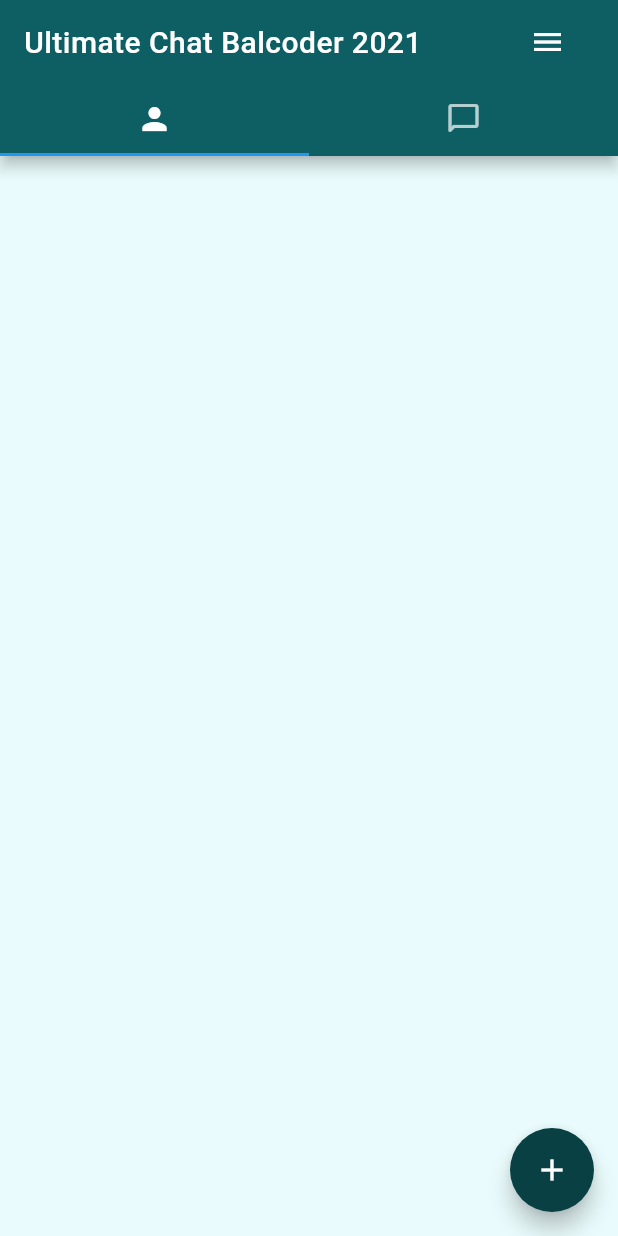
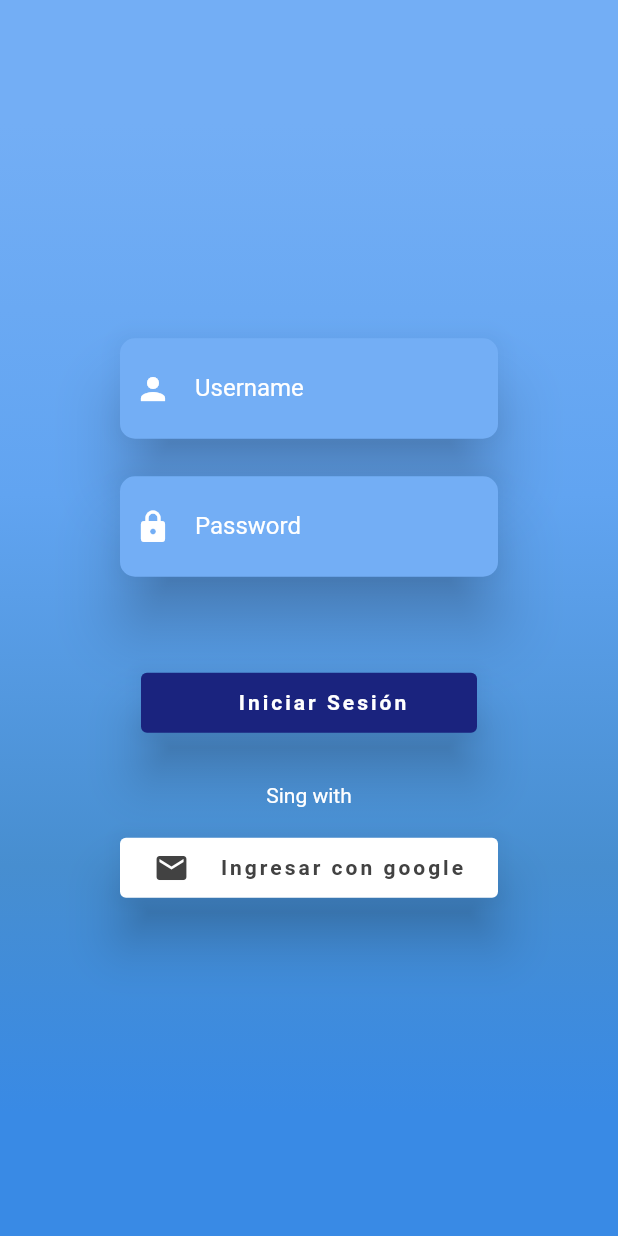
Before and after one commit to sebasfernandezr/flutter_chat_balcoder-1, a Flutter app: the screen it shows after launch, on a phone screen of 412 x 824 dp. Run offline on Flutter 3.47's test engine with Material 2 defaults, Android fonts, the phone set to English and light mode, and no system bars; our stand-ins replace cloud_firestore, firebase_core; accounts and stored records are empty.

Commit message:
login page screen without logic

```diff
--- a/lib/main.dart
+++ b/lib/main.dart
@@ -1,6 +1,7 @@
 import 'package:firebase_core/firebase_core.dart';
 import 'package:flutter/material.dart';
 import 'package:flutter_chat_balcoder/ui/home/home_page.dart';
+import 'package:flutter_chat_balcoder/ui/home/login_form_page.dart';
 
 void main() async {
    WidgetsFlutterBinding.ensureInitialized();
@@ -21,7 +22,7 @@ class MyApp extends StatelessWidget {
       theme: ThemeData(
         primarySwatch: Colors.blue,
       ),
-      home: HomePage(),
+      home: LoginFormPage(),
     );
   }
 }
--- a/lib/ui/contact/contact_form_page.dart
+++ b/lib/ui/contact/contact_form_page.dart
@@ -2,9 +2,7 @@ import 'package:flutter/material.dart';
 import 'package:flutter_chat_balcoder/ui/contact/contact_services.dart';
 import 'package:flutter_chat_balcoder/ui/contact/model/contact_model.dart';
 
-
 class ContactFormPage extends StatefulWidget {
-
   ContactFormPage({this.contactModel});
   ContactModel contactModel;
   @override
@@ -21,11 +19,11 @@ class _ContactFormPageState extends State<ContactFormPage> {
   void initState() {
     super.initState();
 
-    if(widget.contactModel.key != null){
+    if (widget.contactModel.key != null) {
       //acutalizar
-      _numeroContacto.text= widget.contactModel.phoneNumber;
+      _numeroContacto.text = widget.contactModel.phoneNumber;
       _nombreContacto.text = widget.contactModel.contactName;
-    }else{
+    } else {
       //guardar
     }
   }
@@ -44,71 +42,89 @@ class _ContactFormPageState extends State<ContactFormPage> {
           children: [
             TextFormField(
               controller: _nombreContacto,
-              decoration: InputDecoration(icon: Icon(Icons.person, color: Color(0xff0F6B70),),
+              decoration: InputDecoration(
+                  icon: Icon(
+                    Icons.person,
+                    color: Color(0xff0F6B70),
+                  ),
                   labelText: "Nombre de contacto",
                   labelStyle: TextStyle(color: Color(0xff0F6B70)),
-              focusedBorder: OutlineInputBorder(borderRadius: BorderRadius.circular(20.0),
+                  focusedBorder: OutlineInputBorder(
+                      borderRadius: BorderRadius.circular(20.0),
                       borderSide: BorderSide(color: Color(0xff0F6B70))),
                   enabledBorder: OutlineInputBorder(
                       borderRadius: BorderRadius.circular(10.0),
-              borderSide: BorderSide(color: Color(0xff17A8B0)))
+                      borderSide: BorderSide(color: Color(0xff17A8B0)))),
             ),
+            SizedBox(
+              height: 25.0,
             ),
-            SizedBox(height: 25.0,),
             TextFormField(
               controller: _numeroContacto,
-              decoration: InputDecoration(icon: Icon(Icons.phone_android, color: Color(0xff0F6B70),),
+              decoration: InputDecoration(
+                  icon: Icon(
+                    Icons.phone_android,
+                    color: Color(0xff0F6B70),
+                  ),
                   labelText: "Numero de contacto",
                   labelStyle: TextStyle(color: Color(0xff0F6B70)),
-              focusedBorder: OutlineInputBorder(borderRadius: BorderRadius.circular(20.0),
+                  focusedBorder: OutlineInputBorder(
+                      borderRadius: BorderRadius.circular(20.0),
                       borderSide: BorderSide(color: Color(0xff0F6B70))),
                   enabledBorder: OutlineInputBorder(
                       borderRadius: BorderRadius.circular(10.0),
-              borderSide: BorderSide(color: Color(0xff17A8B0)))
+                      borderSide: BorderSide(color: Color(0xff17A8B0)))),
             ),
+            SizedBox(
+              height: 50.0,
             ),
-            SizedBox(height: 50.0,),
             Container(
               height: 40,
               width: 180,
               child: TextButton.icon(
-
                 icon: Padding(
                   padding: const EdgeInsets.only(right: 10.0),
-                child: Icon(widget.contactModel.key != null ? Icons.person : Icons.person_add_alt_1),
+                  child: Icon(widget.contactModel.key != null
+                      ? Icons.person
+                      : Icons.person_add_alt_1),
                 ),
-
-              label: Text(widget.contactModel.key !=null ?"Actualizar":"Guardar"),
-              style: TextButton.styleFrom(primary: Colors.white, backgroundColor: Color(0xff0F6B70), shadowColor: Colors.black, elevation: 15.0,
-              textStyle: TextStyle(letterSpacing: 2.0, fontWeight: FontWeight.bold)),
-              onPressed: (){
-                if(widget.contactModel.key !=null){
+                label: Text(
+                    widget.contactModel.key != null ? "Actualizar" : "Guardar"),
+                style: TextButton.styleFrom(
+                    primary: Colors.white,
+                    backgroundColor: Color(0xff0F6B70),
+                    shadowColor: Colors.black,
+                    elevation: 15.0,
+                    textStyle: TextStyle(
+                        letterSpacing: 2.0, fontWeight: FontWeight.bold)),
+                onPressed: () {
+                  if (widget.contactModel.key != null) {
                     widget.contactModel.contactName = _nombreContacto.text;
                     widget.contactModel.phoneNumber = _numeroContacto.text;
-
+                    widget.contactModel.isDeleted = false;
                     _contactService.updateContact(widget.contactModel);
-
-                }else{
-                  _contactService.addContact(new ContactModel(contactName: _nombreContacto.text, phoneNumber: _numeroContacto.text,isDeleted: false));
+                    Navigator.of(context).pop();
+                  } else {
+                    _contactService.addContact(new ContactModel(
+                        contactName: _nombreContacto.text,
+                        phoneNumber: _numeroContacto.text,
+                        isDeleted: false));
                     _nombreContacto.text = "";
                     _numeroContacto.text = "";
-
                   }
 
-                showAlertDialog(context);
-              },),
+                  // showAlertDialog(context);
+                },
+              ),
             )
-
           ],
         ),
       ),
-
     );
   }
 }
 
 showAlertDialog(BuildContext context) {
-
   // set up the button
   Widget okButton = FlatButton(
     child: Text("Aceptar"),
--- a/lib/ui/contact/contact_list_page.dart
+++ b/lib/ui/contact/contact_list_page.dart
@@ -2,6 +2,10 @@ import 'package:flutter/material.dart';
 import 'package:flutter_chat_balcoder/ui/contact/contact_form_page.dart';
 import 'package:flutter_chat_balcoder/ui/contact/model/contact_model.dart';
 import 'package:flutter_chat_balcoder/ui/contact/contact_services.dart';
+
+ContactService _contactService = new ContactService();
+List<ContactModel> _contactList = [];
+int index;
 
 class ContactListPage extends StatefulWidget {
   @override
@@ -9,8 +13,8 @@ class ContactListPage extends StatefulWidget {
 }
 
 class _ContactListPageState extends State<ContactListPage> {
-  ContactService _contactService = new ContactService(); //usar metodo
-  List<ContactModel> _contactList = [];
+  //usar metodo
+
   @override
   void initState() {
     // TODO: implement initState
@@ -44,15 +48,14 @@ class _ContactListPageState extends State<ContactListPage> {
 
               return ListView.builder(
                 itemCount: _contactList.length,
-                itemBuilder: (BuildContext context, int index) {
+                itemBuilder: (BuildContext context, index) {
                   return Padding(
                     padding: const EdgeInsets.only(
                         left: 15.0, right: 15.0, top: 5.0),
                     child: Card(
                       child: ListTile(
                         leading: CircleAvatar(
-                          child:
-                          Text(
+                          child: Text(
                               _contactList[index].contactName[0].toUpperCase()),
                         ),
                         onTap: () {
@@ -66,7 +69,42 @@ class _ContactListPageState extends State<ContactListPage> {
                         subtitle: Text(_contactList[index].phoneNumber),
                         trailing: GestureDetector(
                           onTap: () {
-                            _contactService.deleteContact(_contactList[index]);
+                            showAlertDialog(BuildContext context) {
+                              // set up the button
+                              Widget okButton = FlatButton(
+                                child: Text("Eliminar"),
+                                onPressed: () {
+                                  _contactService
+                                      .deleteContact(_contactList[index]);
+                                  Navigator.of(context).pop();
+                                },
+                              );
+
+                              Widget cancelButton = FlatButton(
+                                child: Text("Cancelar"),
+                                onPressed: () {
+                                  Navigator.of(context).pop();
+                                },
+                              );
+
+                              // set up the AlertDialog
+                              AlertDialog alert = AlertDialog(
+                                title: Text("¿Esta seguro?"),
+                                content: Text(
+                                    "esta a punto de eliminar el contacto"),
+                                actions: [okButton, cancelButton],
+                              );
+
+                              // show the dialog
+                              showDialog(
+                                context: context,
+                                builder: (BuildContext context) {
+                                  return alert;
+                                },
+                              );
+                            }
+
+                            showAlertDialog(context);
                           },
                           child: Icon(Icons.delete),
                         ),
--- /dev/null
+++ b/lib/ui/home/login_form_page.dart
@@ -0,0 +1,158 @@
+import 'package:flutter/material.dart';
+import 'package:flutter_chat_balcoder/ui/contact/contact_list_page.dart';
+import 'package:flutter_chat_balcoder/ui/contact/contact_services.dart';
+import 'package:flutter_chat_balcoder/ui/contact/model/contact_model.dart';
+import 'package:flutter_chat_balcoder/ui/home/home_page.dart';
+
+class LoginFormPage extends StatefulWidget {
+  LoginFormPage({this.contactModel});
+  ContactModel contactModel;
+  @override
+  _LoginFormPageState createState() => _LoginFormPageState();
+}
+
+class _LoginFormPageState extends State<LoginFormPage> {
+  TextEditingController _username = new TextEditingController();
+  TextEditingController _numeroContacto = new TextEditingController();
+
+  @override
+  Widget build(BuildContext context) {
+    return Scaffold(
+      body: Container(
+        decoration: BoxDecoration(
+            gradient: LinearGradient(
+                begin: Alignment.topCenter,
+                end: AlignmentDirectional.bottomCenter,
+                colors: [
+              Color(0xFF73AEF5),
+              Color(0xFF61A4F1),
+              Color(0xFF478ED0),
+              Color(0xFF398AE5),
+            ],
+                stops: [
+              0.1,
+              0.4,
+              0.7,
+              0.9
+            ])),
+        child: Padding(
+          padding: const EdgeInsets.all(80.0),
+          child: Column(
+            children: [
+              Spacer(),
+              Material(
+                color: Color(0xFF73AEF5),
+                elevation: 18.0,
+                borderRadius: BorderRadius.circular(10.0),
+                child: Padding(
+                  padding: const EdgeInsets.only(
+                      top: 4.0, left: 10.0, right: 10.0, bottom: 4.0),
+                  child: TextFormField(
+                    controller: _username,
+                    decoration: InputDecoration(
+                      border: InputBorder.none,
+                      icon: Icon(
+                        Icons.person,
+                        color: Color(0xffFFFFFF),
+                      ),
+                      labelText: "Username",
+                      labelStyle: TextStyle(color: Color(0xffFFFFFF)),
+                    ),
+                  ),
+                ),
+              ),
+              SizedBox(
+                height: 25.0,
+              ),
+              Material(
+                color: Color(0xFF73AEF5),
+                elevation: 18.0,
+                borderRadius: BorderRadius.circular(10.0),
+                child: Padding(
+                  padding: const EdgeInsets.only(
+                      top: 4.0, left: 10.0, right: 10.0, bottom: 4.0),
+                  child: TextFormField(
+                    obscureText: true,
+                    controller: _numeroContacto,
+                    decoration: InputDecoration(
+                      border: InputBorder.none,
+                      icon: Icon(
+                        Icons.lock_rounded,
+                        color: Color(0xffFFFFFF),
+                      ),
+                      labelText: "Password",
+                      labelStyle: TextStyle(color: Color(0xffFFFFFF)),
+                    ),
+                  ),
+                ),
+
+              ),
+              SizedBox(
+                height: 50.0,
+              ),
+              Column(children: [
+                Padding(
+                    padding: const EdgeInsets.all(14.0),
+                    child: Container(
+                      height: 40,
+                      width: 360,
+                      child: TextButton.icon(
+                        icon: Padding(
+                          padding: const EdgeInsets.only(right: 10.0),
+                          // child: Icon(widget.contactModel.key != null ? Icons.person : Icons.person_add_alt_1),
+                        ),
+                        label: Text("Iniciar Sesión"),
+                        style: TextButton.styleFrom(
+                            primary: Colors.white,
+                            backgroundColor: Colors.indigo[900],
+                            shadowColor: Colors.black,
+                            elevation: 15.0,
+                            textStyle: TextStyle(
+                                letterSpacing: 2.0,
+                                fontWeight: FontWeight.bold)),
+                        onPressed: () {
+                         Navigator.push(context, MaterialPageRoute(builder: (_) {
+                    return HomePage();
+                  }));
+                        },
+                      ),
+                    ),
+                  ),
+                SizedBox(height: 20.0,),
+                Text("Sing with", style: TextStyle(color: Colors.white)),
+              ]),
+              SizedBox(
+                height: 20.0,
+              ),
+              Column(
+                children: [
+
+                  Container(
+                    height: 40,
+                    width: 360,
+                    child: TextButton.icon(
+                      icon: Padding(
+                        padding: const EdgeInsets.only(right: 12.0),
+                        child: Icon(Icons.mail),
+                      ),
+                      label: Text("Ingresar con google"),
+                      style: TextButton.styleFrom(
+                          primary: Colors.grey[800],
+                          backgroundColor: Colors.white,
+                          shadowColor: Colors.black,
+                          elevation: 15.0,
+                          textStyle: TextStyle(
+                              letterSpacing: 2.0, fontWeight: FontWeight.bold)),
+                      onPressed: () {},
+                    ),
+                  )
+                ],
+              ),
+              Spacer(),
+            ],
+          ),
+        ),
+      ),
+    );
+  }
+}
```
Lines whose indentation alone changed are shown as unchanged.
